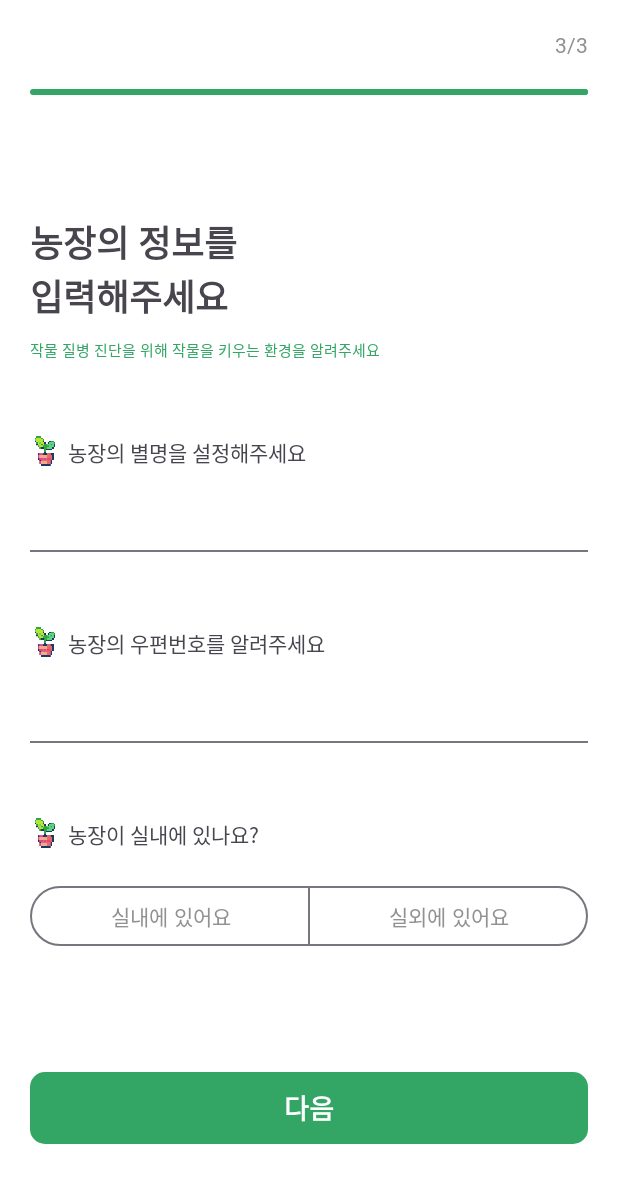
After one commit to 7890-People/NongBooHae_Android, an Android app: the JoinFragment3 screen opened through its navigation route, on a phone screen of 412 x 824 dp. The commit adds this screen. Shown: the top 1183 px of the screen. Run offline under Robolectric (Android 15) with nearby library versions, the phone set to English and light mode, and no system bars; our stand-ins replace data binding; libraries missing offline, so code that uses them is left out: com.kakao.sdk.

Commit message:
feat: LoginActivity 회원가입 화면 추가
- navigation safeArgs를 이용해 화면 전환을 구성하였습니다
- 왼쪽으로 슬라이드하는 anim 파일 생성하였습니다
- 현재 실제 동작은 구현되지 않은 상태입니다

```diff
--- /dev/null
+++ b/app/src/main/java/com/konkuk/nongboohae/presentation/login/JoinFragment3.kt
@@ -0,0 +1,44 @@
+package com.konkuk.nongboohae.presentation.login
+
+import android.content.Intent
+import android.os.Bundle
+import android.view.LayoutInflater
+import android.view.View
+import android.view.ViewGroup
+import androidx.fragment.app.Fragment
+import com.konkuk.nongboohae.databinding.FragmentJoinFarmBinding
+import com.konkuk.nongboohae.presentation.main.MainActivity
+
+class JoinFragment3 : Fragment() {
+
+    private var _binding: FragmentJoinFarmBinding? = null
+    private val binding get() = _binding!!
+
+    override fun onCreateView(
+        inflater: LayoutInflater, container: ViewGroup?,
+        savedInstanceState: Bundle?
+    ): View {
+        _binding = FragmentJoinFarmBinding.inflate(inflater, container, false)
+        return binding.root
+    }
+
+    override fun onViewCreated(view: View, savedInstanceState: Bundle?) {
+        super.onViewCreated(view, savedInstanceState)
+        initLayout()
+    }
+
+    private fun initLayout() {
+        binding.nextBtn.setOnClickListener {
+            val intent = Intent(requireContext(), MainActivity::class.java)
+            intent.flags = Intent.FLAG_ACTIVITY_NEW_TASK or Intent.FLAG_ACTIVITY_CLEAR_TASK
+            startActivity(intent)
+        }
+    }
+
+    override fun onDestroy() {
+        super.onDestroy()
+        _binding = null
+    }
+
+
+}
--- a/app/src/main/java/com/konkuk/nongboohae/presentation/login/LoginFragment.kt
+++ b/app/src/main/java/com/konkuk/nongboohae/presentation/login/LoginFragment.kt
@@ -3,14 +3,14 @@ package com.konkuk.nongboohae.presentation.login
 import BaseFragment
 import android.util.Log
 import androidx.fragment.app.activityViewModels
-import androidx.fragment.app.viewModels
+import androidx.navigation.fragment.findNavController
 import com.kakao.sdk.auth.model.OAuthToken
 import com.kakao.sdk.common.model.ClientError
 import com.kakao.sdk.common.model.ClientErrorCause
 import com.kakao.sdk.user.UserApiClient
 import com.konkuk.nongboohae.R
 import com.konkuk.nongboohae.databinding.FragmentLoginBinding
-import com.konkuk.nongboohae.presentation.main.MainActivity
+import com.konkuk.nongboohae.util.Extensions.Companion.safeNavigate
 
 class LoginFragment : BaseFragment<FragmentLoginBinding>() {
     override val TAG: String
@@ -29,7 +29,7 @@ class LoginFragment : BaseFragment<FragmentLoginBinding>() {
 
     private fun onKakaoLoginSucceed() {
         //if(isRegistered)
-        startNextActivity(MainActivity::class.java)
+        findNavController().safeNavigate(LoginFragmentDirections.actionLoginFragmentToJoinFragment1())
         //else
         //회원가입
     }
--- /dev/null
+++ b/app/src/main/res/drawable/selector_btn_r10.xml
@@ -0,0 +1,16 @@
+<?xml version="1.0" encoding="utf-8"?>
+<selector xmlns:android="http://schemas.android.com/apk/res/android">
+    <item android:state_enabled="true">
+        <shape>
+            <corners android:radius="10dp" />
+            <solid android:color="@color/green2" />
+        </shape>
+    </item>
+
+    <item android:state_enabled="false">
+        <shape>
+            <corners android:radius="10dp" />
+            <solid android:color="@color/lightgreen" />
+        </shape>
+    </item>
+</selector>
--- /dev/null
+++ b/app/src/main/res/layout/fragment_join_farm.xml
@@ -0,0 +1,185 @@
+<?xml version="1.0" encoding="utf-8"?>
+<layout xmlns:android="http://schemas.android.com/apk/res/android"
+    xmlns:app="http://schemas.android.com/apk/res-auto"
+    xmlns:tools="http://schemas.android.com/tools">
+
+    <ScrollView
+        android:layout_width="match_parent"
+        android:layout_height="match_parent">
+
+        <LinearLayout
+            android:layout_width="match_parent"
+            android:layout_height="wrap_content"
+            android:background="@color/white"
+            android:orientation="vertical"
+            android:padding="20dp">
+
+            <TextView
+                android:id="@+id/progressText"
+                android:layout_width="wrap_content"
+                android:layout_height="wrap_content"
+                android:layout_gravity="end"
+                android:text="3/3"
+                android:textColor="@color/gray1"
+                app:layout_constraintEnd_toEndOf="parent"
+                app:layout_constraintTop_toTopOf="parent" />
+
+            <com.google.android.material.progressindicator.LinearProgressIndicator
+                android:id="@+id/progressBar"
+                android:layout_width="match_parent"
+                android:layout_height="wrap_content"
+                android:layout_marginTop="20dp"
+                android:progress="100"
+                app:indicatorColor="@color/green2"
+                app:layout_constraintTop_toBottomOf="@id/progressText"
+                app:trackColor="@color/lightgreen" />
+
+            <TextView
+                android:id="@+id/titleText"
+                android:layout_width="match_parent"
+                android:layout_height="wrap_content"
+                android:layout_marginTop="80dp"
+                android:text="농장의 정보를\n입력해주세요"
+                android:textSize="24sp"
+                android:textStyle="bold"
+                app:layout_constraintStart_toStartOf="parent"
+                app:layout_constraintTop_toBottomOf="@id/progressBar" />
+
+            <TextView
+                android:id="@+id/description"
+                android:layout_width="match_parent"
+                android:layout_height="wrap_content"
+                android:layout_marginTop="10dp"
+                android:text="작물 질병 진단을 위해 작물을 키우는 환경을 알려주세요"
+                android:textColor="@color/green2"
+                android:textSize="10sp"
+                tools:ignore="SmallSp" />
+
+            <LinearLayout
+                android:layout_width="match_parent"
+                android:layout_height="wrap_content"
+                android:layout_marginTop="50dp"
+                android:orientation="horizontal">
+
+                <ImageView
+                    android:layout_width="20dp"
+                    android:layout_height="20dp"
+                    android:background="@color/transparent"
+                    android:src="@drawable/img_list_icon" />
+
+                <TextView
+                    android:layout_width="wrap_content"
+                    android:layout_height="wrap_content"
+                    android:layout_marginStart="5dp"
+                    android:text="농장의 별명을 설정해주세요" />
+            </LinearLayout>
+
+            <com.google.android.material.textfield.TextInputLayout
+                style="@style/Widget.Material3.TextInputLayout.FilledBox"
+                android:layout_width="match_parent"
+                android:layout_height="wrap_content"
+                app:boxBackgroundColor="@color/white"
+                app:endIconMode="clear_text"
+                app:layout_constraintBottom_toBottomOf="parent"
+                app:layout_constraintTop_toTopOf="parent">
+
+                <com.google.android.material.textfield.TextInputEditText
+                    android:layout_width="match_parent"
+                    android:layout_height="wrap_content"
+                    android:imeOptions="actionDone"
+                    android:inputType="text" />
+            </com.google.android.material.textfield.TextInputLayout>
+
+            <LinearLayout
+                android:layout_width="match_parent"
+                android:layout_height="wrap_content"
+                android:layout_marginTop="50dp"
+                android:orientation="horizontal">
+
+                <ImageView
+                    android:layout_width="20dp"
+                    android:layout_height="20dp"
+                    android:background="@color/transparent"
+                    android:src="@drawable/img_list_icon" />
+
+                <TextView
+                    android:layout_width="wrap_content"
+                    android:layout_height="wrap_content"
+                    android:layout_marginStart="5dp"
+                    android:text="농장의 우편번호를 알려주세요" />
+            </LinearLayout>
+
+            <com.google.android.material.textfield.TextInputLayout
+                style="@style/Widget.Material3.TextInputLayout.FilledBox"
+                android:layout_width="match_parent"
+                android:layout_height="wrap_content"
+                app:boxBackgroundColor="@color/white"
+                app:endIconMode="clear_text"
+                app:layout_constraintBottom_toBottomOf="parent"
+                app:layout_constraintTop_toTopOf="parent">
+
+                <com.google.android.material.textfield.TextInputEditText
+                    android:layout_width="match_parent"
+                    android:layout_height="wrap_content"
+                    android:imeOptions="actionDone"
+                    android:inputType="text" />
+            </com.google.android.material.textfield.TextInputLayout>
+
+            <LinearLayout
+                android:layout_width="match_parent"
+                android:layout_height="wrap_content"
+                android:layout_marginTop="50dp"
+                android:orientation="horizontal">
+
+                <ImageView
+                    android:layout_width="20dp"
+                    android:layout_height="20dp"
+                    android:background="@color/transparent"
+                    android:src="@drawable/img_list_icon" />
+
+                <TextView
+                    android:layout_width="wrap_content"
+                    android:layout_height="wrap_content"
+                    android:layout_marginStart="5dp"
+                    android:text="농장이 실내에 있나요?" />
+            </LinearLayout>
+
+            <com.google.android.material.button.MaterialButtonToggleGroup
+                android:id="@+id/toggleButton"
+                android:layout_width="match_parent"
+                android:layout_height="wrap_content"
+                android:layout_marginTop="20dp">
+
+                <Button
+                    android:id="@+id/button1"
+                    style="?attr/materialButtonOutlinedStyle"
+                    android:layout_width="wrap_content"
+                    android:layout_height="wrap_content"
+                    android:layout_weight="1"
+                    android:text="실내에 있어요" />
+
+                <Button
+                    android:id="@+id/button2"
+                    style="?attr/materialButtonOutlinedStyle"
+                    android:layout_width="wrap_content"
+                    android:layout_height="wrap_content"
+                    android:layout_weight="1"
+                    android:text="실외에 있어요" />
+            </com.google.android.material.button.MaterialButtonToggleGroup>
+
+            <androidx.appcompat.widget.AppCompatButton
+                android:id="@+id/nextBtn"
+                android:layout_width="match_parent"
+                android:layout_height="wrap_content"
+                android:layout_marginTop="80dp"
+                android:layout_marginBottom="40dp"
+                android:background="@drawable/selector_btn_r10"
+                android:text="다음"
+                android:textColor="@color/white"
+                android:textSize="18sp"
+                android:textStyle="bold"
+                app:layout_constraintBottom_toBottomOf="parent" />
+
+        </LinearLayout>
+    </ScrollView>
+</layout>
--- a/app/src/main/res/navigation/nav_graph_login.xml
+++ b/app/src/main/res/navigation/nav_graph_login.xml
@@ -4,10 +4,37 @@
     xmlns:tools="http://schemas.android.com/tools"
     android:id="@+id/nav_graph"
     app:startDestination="@id/loginFragment">
-
     <fragment
         android:id="@+id/loginFragment"
         android:name="com.konkuk.nongboohae.presentation.login.LoginFragment"
         android:label="fragment_login"
-        tools:layout="@layout/fragment_login" />
+        tools:layout="@layout/fragment_login">
+        <action
+            android:id="@+id/action_loginFragment_to_joinFragment1"
+            app:destination="@id/joinFragment1" />
+    </fragment>
+    <fragment
+        android:id="@+id/joinFragment1"
+        android:name="com.konkuk.nongboohae.presentation.login.JoinFragment1"
+        android:label="JoinFragment1">
+        <action
+            android:id="@+id/action_joinFragment1_to_joinFragment2"
+            app:destination="@id/joinFragment2"
+            app:enterAnim="@anim/translate_in"
+            app:exitAnim="@anim/translate_out" />
+    </fragment>
+    <fragment
+        android:id="@+id/joinFragment2"
+        android:name="com.konkuk.nongboohae.presentation.login.JoinFragment2"
+        android:label="JoinFragment2">
+        <action
+            android:id="@+id/action_joinFragment2_to_joinFragment3"
+            app:destination="@id/joinFragment3"
+            app:enterAnim="@anim/translate_in"
+            app:exitAnim="@anim/translate_out" />
+    </fragment>
+    <fragment
+        android:id="@+id/joinFragment3"
+        android:name="com.konkuk.nongboohae.presentation.login.JoinFragment3"
+        android:label="JoinFragment3" />
 </navigation>
```
Also changed, not shown: app/src/main/java/com/konkuk/nongboohae/presentation/login/JoinFragment1.kt (added, +42 -0 lines), app/src/main/java/com/konkuk/nongboohae/presentation/login/JoinFragment2.kt (added, +50 -0 lines), app/src/main/res/anim/translate_in.xml (added, +10 -0 lines), app/src/main/res/anim/translate_out.xml (added, +10 -0 lines), app/src/main/res/drawable/btn_check_duplicate.xml (added, +14 -0 lines), app/src/main/res/layout/fragment_join_nickname.xml (added, +71 -0 lines), app/src/main/res/layout/fragment_join_select.xml (added, +73 -0 lines).
